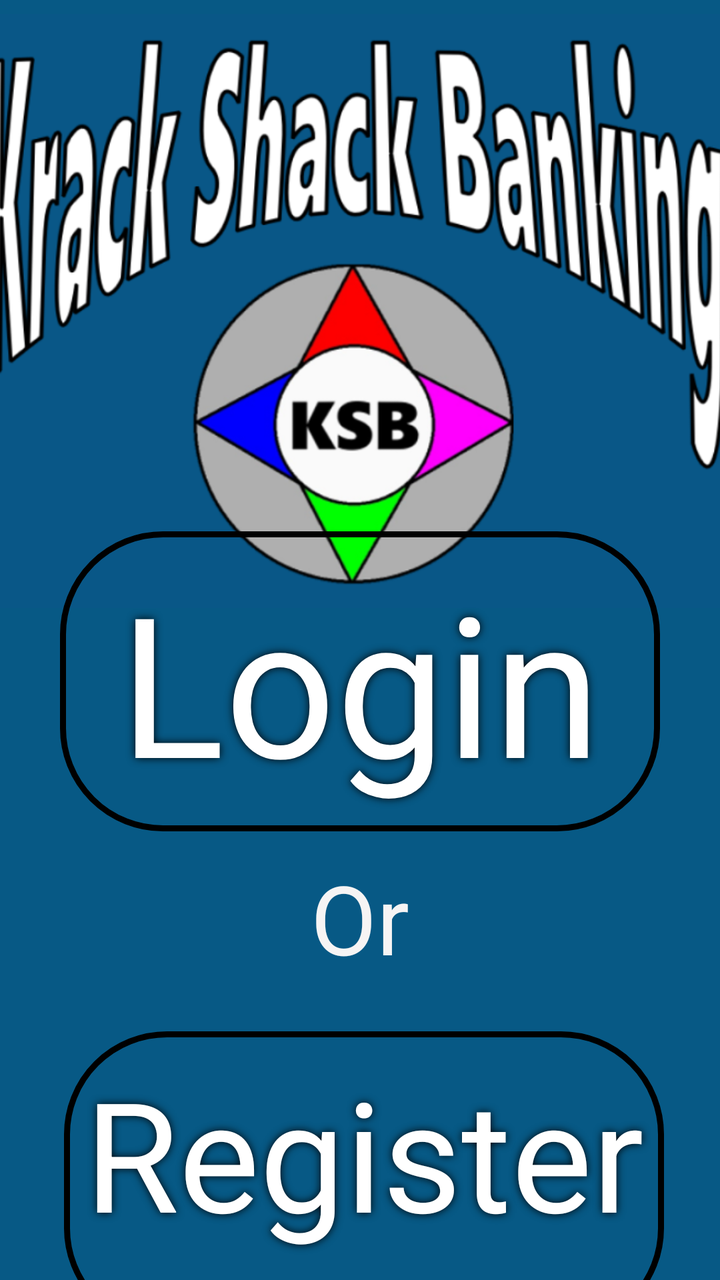
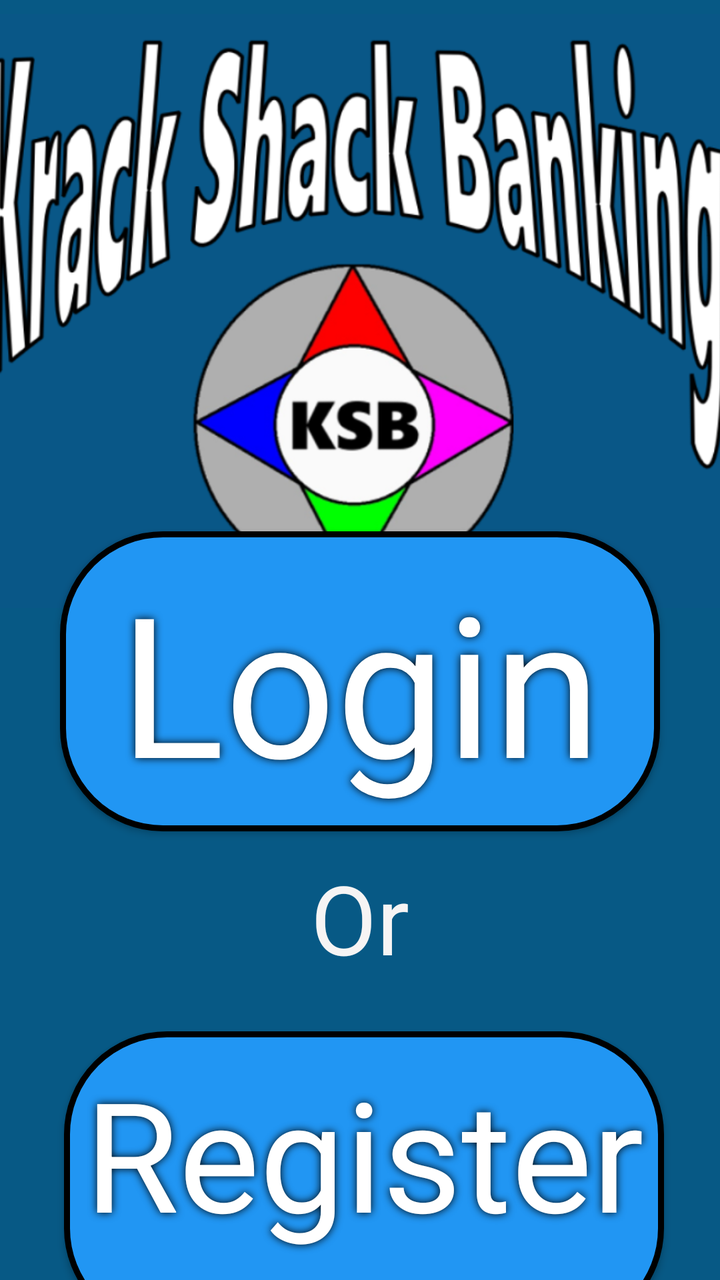

An Android layout rendered at two revisions. The XML below is the earlier revision; the diff shows what the commit changed to produce the second picture.
<!-- AndroidManifest.xml: application theme Theme.KracKShacKBanking -->
<!-- res/layout/activity_main.xml -->
<?xml version="1.0" encoding="utf-8"?>
<androidx.constraintlayout.widget.ConstraintLayout xmlns:android="http://schemas.android.com/apk/res/android"
    xmlns:app="http://schemas.android.com/apk/res-auto"
    xmlns:tools="http://schemas.android.com/tools"
    android:id="@+id/main"
    android:layout_width="match_parent"
    android:layout_height="match_parent"
    android:background="@color/maincolour"
    tools:context=".MainActivity">

    <ImageView
        android:id="@+id/imgBanner"
        android:layout_width="412dp"
        android:layout_height="311dp"
        app:layout_constraintEnd_toEndOf="parent"
        app:layout_constraintStart_toStartOf="parent"
        app:layout_constraintTop_toTopOf="parent"
        app:srcCompat="@drawable/banner" />

    <androidx.appcompat.widget.AppCompatButton
        android:id="@+id/btnLogin"
        android:layout_width="300dp"
        android:layout_height="150dp"
        android:layout_marginStart="50dp"
        android:layout_marginTop="30dp"
        android:layout_marginEnd="50dp"
        android:layout_marginBottom="50dp"
        android:background="@drawable/format_button"
        app:layout_constraintBottom_toTopOf="@+id/btnRegister"
        app:layout_constraintEnd_toEndOf="parent"
        app:layout_constraintStart_toStartOf="parent"
        app:layout_constraintTop_toBottomOf="@+id/imgBanner" />

    <androidx.appcompat.widget.AppCompatButton
        android:id="@+id/btnRegister"
        android:layout_width="300dp"
        android:layout_height="150dp"
        android:layout_marginStart="50dp"
        android:layout_marginTop="50dp"
        android:layout_marginEnd="50dp"
        android:layout_marginBottom="50dp"
        android:background="@drawable/format_button"
        app:layout_constraintBottom_toBottomOf="parent"
        app:layout_constraintEnd_toEndOf="parent"
        app:layout_constraintHorizontal_bias="0.454"
        app:layout_constraintStart_toStartOf="parent"
        app:layout_constraintTop_toBottomOf="@+id/btnLogin" />

    <TextView
        android:id="@+id/txtLogin"
        android:layout_width="@+id/btnLogin"
        android:layout_height="@+id/btnLogin"
        android:autoSizeTextType="uniform"
        android:elevation="5dp"
        android:paddingStart="10dp"
        android:paddingTop="10dp"
        android:paddingEnd="10dp"
        android:paddingBottom="10dp"
        android:shadowColor="@color/black"
        android:shadowDx="0.0"
        android:shadowDy="0.0"
        android:shadowRadius="10.0"
        android:background="@drawable/format_button_text"
        android:text="@string/Login"
        android:textAlignment="center"
        android:textColor="@color/white"
        app:layout_constraintBottom_toBottomOf="@id/btnLogin"
        app:layout_constraintEnd_toEndOf="@+id/btnLogin"
        app:layout_constraintStart_toStartOf="@+id/btnLogin"
        app:layout_constraintTop_toTopOf="@+id/btnLogin" />

    <TextView
        android:id="@+id/txtRegister"
        android:layout_width="@+id/btnRegister"
        android:layout_height="@+id/btnRegister"
        android:autoSizeTextType="uniform"
        android:background="@drawable/format_button_text"
        android:elevation="5dp"
        android:paddingStart="10dp"
        android:paddingTop="10dp"
        android:paddingEnd="10dp"
        android:paddingBottom="10dp"
        android:shadowColor="@color/black"
        android:shadowDx="0.0"
        android:shadowDy="0.0"
        android:shadowRadius="10.0"
        android:text="@string/Register"
        android:textAlignment="center"
        android:textColor="@color/white"
        app:layout_constraintBottom_toBottomOf="@id/btnRegister"
        app:layout_constraintEnd_toEndOf="@+id/btnRegister"
        app:layout_constraintStart_toStartOf="@+id/btnRegister"
        app:layout_constraintTop_toTopOf="@+id/btnRegister" />

    <TextView
        android:id="@+id/textView"
        android:layout_width="79dp"
        android:layout_height="62dp"
        android:layout_marginStart="166dp"
        android:layout_marginTop="11dp"
        android:layout_marginEnd="166dp"
        android:layout_marginBottom="27dp"
        android:gravity="center_horizontal|center_vertical"
        android:text="@string/Or"
        android:textColor="#F6F4F4"
        android:textSize="48sp"
        app:layout_constraintBottom_toTopOf="@+id/btnRegister"
        app:layout_constraintEnd_toEndOf="parent"
        app:layout_constraintStart_toStartOf="parent"
        app:layout_constraintTop_toBottomOf="@+id/btnLogin" />

</androidx.constraintlayout.widget.ConstraintLayout>
<!-- resources referenced by this layout -->
<resources>
  <color name="black">#000000</color>
  <color name="maincolour">#075985</color>
  <color name="white">#FFFFFF</color>
  <!-- drawable banner: png bitmap (drawable, 183225 bytes) -->
  <!-- drawable format_button (drawable) -->
  <?xml version="1.0" encoding="utf-8"?>
  <selector xmlns:android="http://schemas.android.com/apk/res/android">
      <item android:state_enabled="true">
          <shape android:shape="rectangle">
              <solid android:color="@color/blue" />
              <stroke
                  android:width="3dp"
                  android:color="@color/black" />
              <corners android:radius="50dp" />
              <padding
                  android:left="50dp"
                  android:top="50dp"
                  android:right="50dp"
                  android:bottom="50dp" />
          </shape>
      </item>
  </selector>
  <!-- drawable format_button_text (drawable) -->
  <?xml version="1.0" encoding="utf-8"?>
  <layer-list xmlns:android="http://schemas.android.com/apk/res/android">
      <item
          android:bottom="4dp"
          android:left="4dp"
          android:right="4dp"
          android:top="4dp">
          <shape android:shape="rectangle">
              <solid android:color="@color/transparent" />
              <corners android:radius="30dp" />
              <padding
                  android:bottom="50dp"
                  android:left="50dp"
                  android:right="50dp"
                  android:top="50dp" />
          </shape>
      </item>
  </layer-list>
  <string name="Login">Login</string>
  <string name="Or">Or</string>
  <string name="Register">Register</string>
  <style name="Theme.KracKShacKBanking" parent="Theme.Material3.DayNight.NoActionBar">
          <item name="colorPrimary">@color/primary</item>
          <item name="colorPrimaryVariant">@color/primary_dark</item>
          <item name="colorOnPrimary">@color/white</item>
          <item name="colorSecondary">@color/secondary</item>
          <item name="colorSecondaryVariant">@color/secondary_dark</item>
          <item name="colorOnSecondary">@color/black</item>
          <item name="android:statusBarColor">@color/primary</item>
          <item name="android:navigationBarColor">@color/primary</item>
          <item name="android:windowLightStatusBar">false</item>
          <item name="android:windowLightNavigationBar">false</item>
      </style>
  <color name="transparent">#00000000</color>
  <color name="primary">#2196F3</color>
  <color name="secondary">#FFC107</color>
  <color name="secondary_dark">#FFA000</color>
</resources>

<!-- the commit's change to res/layout/activity_main.xml (unified diff, before → after) -->
@@ -6,6 +6,7 @@
     android:layout_width="match_parent"
     android:layout_height="match_parent"
     android:background="@color/maincolour"
+    android:theme="@style/Theme.AppCompat"
     tools:context=".MainActivity">
 
     <ImageView
@@ -61,7 +62,7 @@
         android:shadowDy="0.0"
         android:shadowRadius="10.0"
         android:background="@drawable/format_button_text"
-        android:text="@string/Login"
+        android:text="@string/login"
         android:textAlignment="center"
         android:textColor="@color/white"
         app:layout_constraintBottom_toBottomOf="@id/btnLogin"
@@ -84,7 +85,7 @@
         android:shadowDx="0.0"
         android:shadowDy="0.0"
         android:shadowRadius="10.0"
-        android:text="@string/Register"
+        android:text="@string/register"
         android:textAlignment="center"
         android:textColor="@color/white"
         app:layout_constraintBottom_toBottomOf="@id/btnRegister"
<!-- resource entries referenced after the edit -->
@@ -9,7 +9,7 @@
   <selector xmlns:android="http://schemas.android.com/apk/res/android">
       <item android:state_enabled="true">
           <shape android:shape="rectangle">
-              <solid android:color="@color/blue" />
+              <solid android:color="@color/primary" />
               <stroke
                   android:width="3dp"
                   android:color="@color/black" />
@@ -41,9 +41,9 @@
           </shape>
       </item>
   </layer-list>
-  <string name="Login">Login</string>
   <string name="Or">Or</string>
-  <string name="Register">Register</string>
+  <string name="login">Login</string>
+  <string name="register">Register</string>
   <style name="Theme.KracKShacKBanking" parent="Theme.Material3.DayNight.NoActionBar">
           <item name="colorPrimary">@color/primary</item>
           <item name="colorPrimaryVariant">@color/primary_dark</item>
@@ -54,9 +54,10 @@
           <item name="android:statusBarColor">@color/primary</item>
           <item name="android:navigationBarColor">@color/primary</item>
           <item name="android:windowLightStatusBar">false</item>
-          <item name="android:windowLightNavigationBar">false</item>
+  
       </style>
   <color name="transparent">#00000000</color>
+  <color name="primary_dark">#1976D2</color>
   <color name="primary">#2196F3</color>
   <color name="secondary">#FFC107</color>
   <color name="secondary_dark">#FFA000</color>
